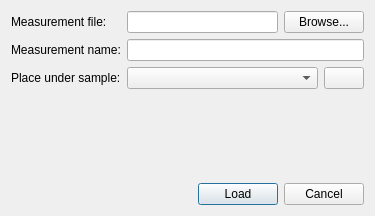
First picture: the form in ui_files/ui_new_measurement.ui, repository JYU-IBA/potku, before the edit.
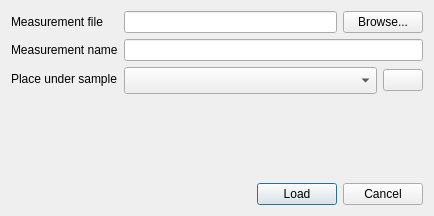
Second picture: the form after the edit. Icons and pictures are not drawn.

Commit message: Fixed an issue where default measurement files would be written to sample folder instead of measurement folder

```diff
--- a/ui_files/ui_new_measurement.ui
+++ b/ui_files/ui_new_measurement.ui
@@ -6,7 +6,7 @@
    <rect>
     <x>0</x>
     <y>0</y>
-    <width>375</width>
+    <width>434</width>
     <height>216</height>
    </rect>
   </property>
@@ -63,7 +63,7 @@
      <item row="0" column="0">
       <widget class="QLabel" name="simulationNameLabel">
        <property name="text">
-        <string>Measurement file:</string>
+        <string>Measurement file</string>
        </property>
       </widget>
      </item>
@@ -91,7 +91,7 @@
      <item row="1" column="0">
       <widget class="QLabel" name="label">
        <property name="text">
-        <string>Measurement name:</string>
+        <string>Measurement name</string>
        </property>
       </widget>
      </item>
@@ -123,7 +123,7 @@
      <item row="2" column="0">
       <widget class="QLabel" name="SampleLabel">
        <property name="text">
-        <string>Place under sample:</string>
+        <string>Place under sample</string>
        </property>
       </widget>
      </item>
@@ -132,14 +132,14 @@
        <item>
         <widget class="QComboBox" name="samplesComboBox">
          <property name="sizePolicy">
-          <sizepolicy hsizetype="Expanding" vsizetype="Fixed">
+          <sizepolicy hsizetype="Expanding" vsizetype="Expanding">
            <horstretch>0</horstretch>
            <verstretch>0</verstretch>
           </sizepolicy>
          </property>
          <property name="minimumSize">
           <size>
-           <width>0</width>
+           <width>100</width>
            <height>0</height>
           </size>
          </property>
```
The commit also changes 6 other files.
